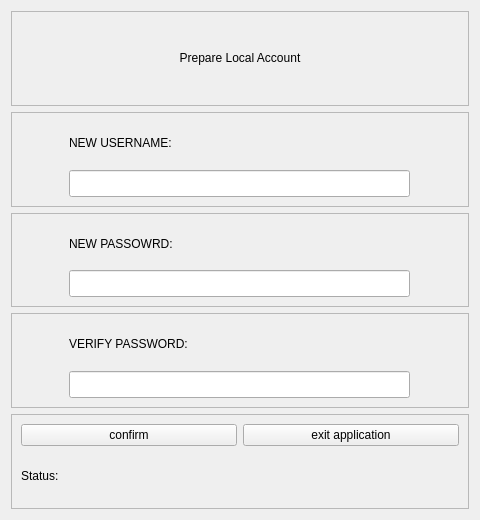
First picture: the form in raw_ui_files/configureNewAccoıunts.ui, repository MehmetYukselSekeroglu/TheHive, before the edit.
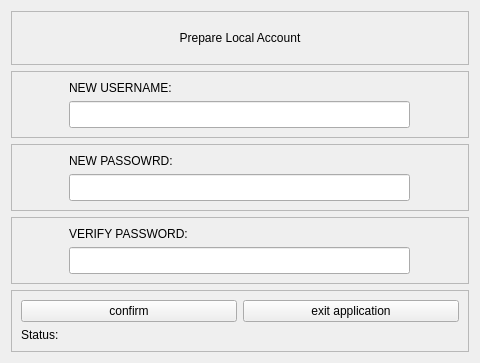
Second picture: the form after the edit. Icons and pictures are not drawn.

Commit message: Font update for low resulation screens

Patch:
```diff
--- a/raw_ui_files/configureNewAccoıunts.ui
+++ b/raw_ui_files/configureNewAccoıunts.ui
@@ -7,7 +7,7 @@
     <x>0</x>
     <y>0</y>
     <width>480</width>
-    <height>520</height>
+    <height>363</height>
    </rect>
   </property>
   <property name="windowTitle">
@@ -42,6 +42,9 @@
    </item>
    <item>
     <widget class="QFrame" name="frame_username">
+     <property name="styleSheet">
+      <string notr="true">font: 11pt &quot;Hack&quot;;</string>
+     </property>
      <property name="frameShape">
       <enum>QFrame::StyledPanel</enum>
      </property>
```
Left out of the diff: 20 changed lines with no effect on the pictures. The commit also changes 29 other files.
